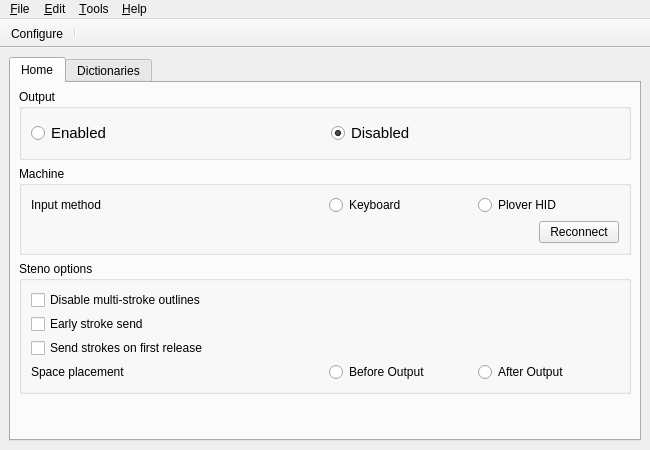
Old version of the form plover/gui_qt/main_window.ui in the repository Ankhanh975/plover-main-fork.
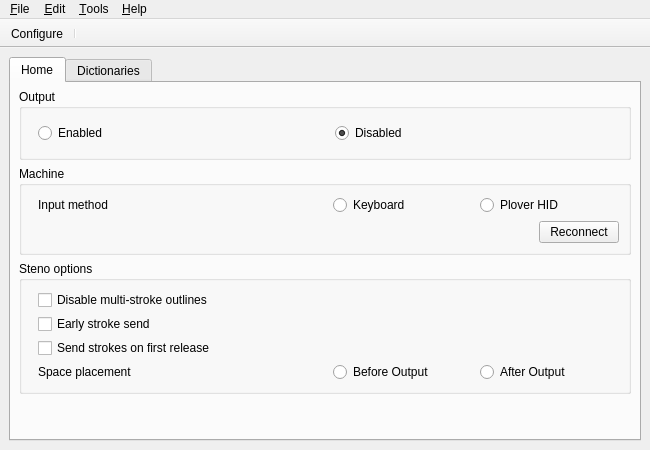
New version of the form. Icons and pictures are not drawn. Custom widgets are drawn as their Qt base class.

Commit message: Update main window UI to add left margin for layouts and adjust font size assertions in tests

```diff
--- a/plover/gui_qt/main_window.ui
+++ b/plover/gui_qt/main_window.ui
@@ -71,6 +71,9 @@
            <property name="spacing">
             <number>12</number>
            </property>
+           <property name="leftMargin">
+            <number>16</number>
+           </property>
            <item>
             <widget class="QRadioButton" name="output_enable">
              <property name="minimumSize">
@@ -79,11 +82,6 @@
                <height>30</height>
               </size>
              </property>
-             <property name="font">
-              <font>
-               <pointsize>11</pointsize>
-              </font>
-             </property>
              <property name="text">
               <string>Enabled</string>
              </property>
@@ -97,11 +95,6 @@
                <height>30</height>
               </size>
              </property>
-             <property name="font">
-              <font>
-               <pointsize>11</pointsize>
-              </font>
-             </property>
              <property name="text">
               <string>Disabled</string>
              </property>
@@ -122,6 +115,9 @@
            <property name="spacing">
             <number>6</number>
            </property>
+           <property name="leftMargin">
+            <number>16</number>
+           </property>
            <item>
             <widget class="QWidget" name="inputMethodRow" native="true">
              <layout class="QHBoxLayout" name="inputMethodRowLayout">
@@ -260,6 +256,9 @@
            <property name="spacing">
             <number>4</number>
            </property>
+           <property name="leftMargin">
+            <number>16</number>
+           </property>
            <item>
             <widget class="QCheckBox" name="disable_multistroke_outlines">
              <property name="toolTip">
```
The commit also changes 1 other file.
